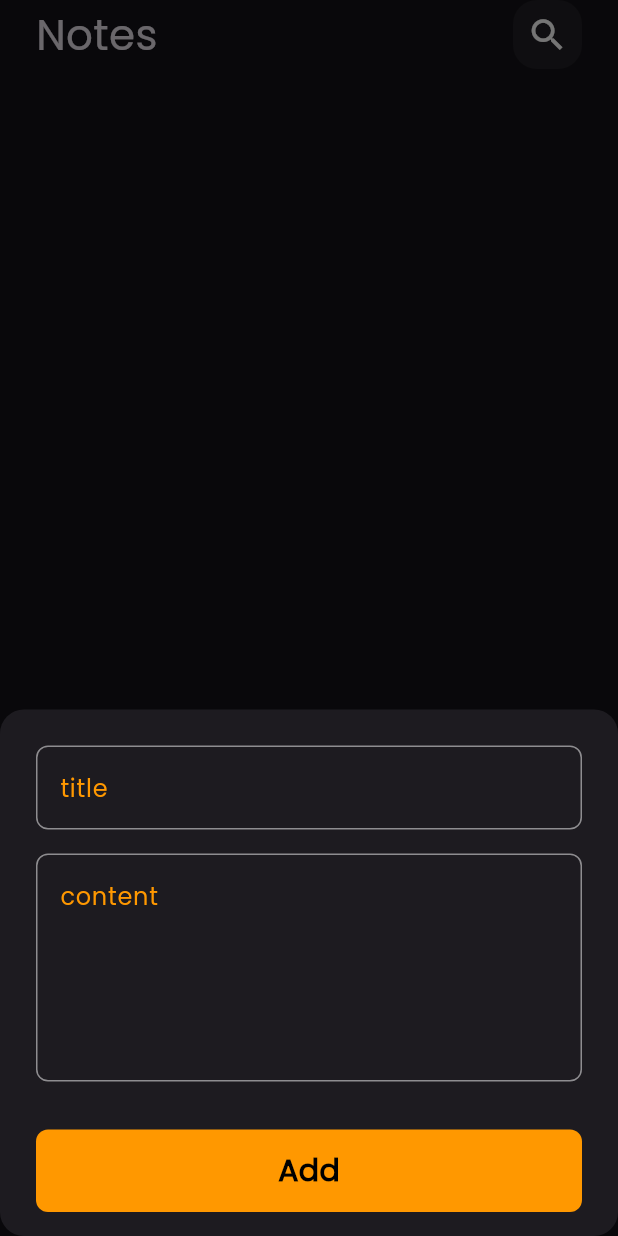
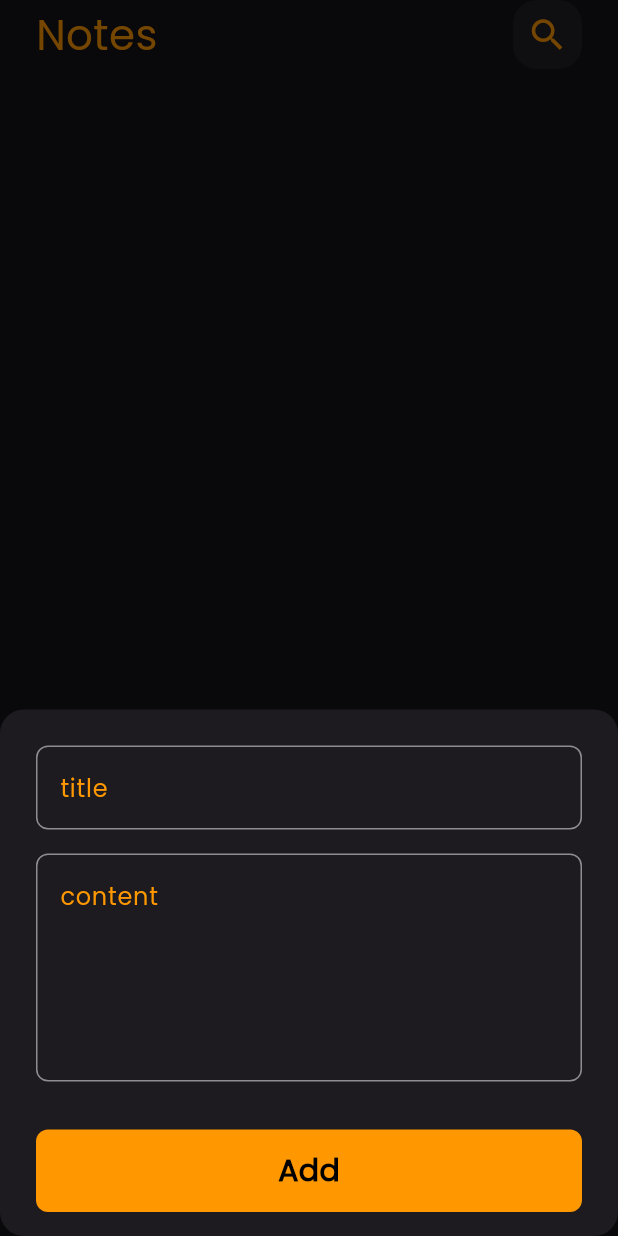
Before and after one commit to ahmedhussien12/notes_app, a Flutter app: the screen it shows after launch, after a tap on the "add" icon, on a phone screen of 412 x 824 dp. Run offline on Flutter 3.47's test engine with Material 3 defaults, Android fonts, the phone set to English and light mode, and no system bars; our stand-ins replace bloc, flutter_bloc, font_awesome_flutter, hive, hive_flutter; accounts and stored records are empty; generated files the repository leaves out were written again.

Commit message:
refresh notes list and rename all my files to explain my code

```diff
--- a/lib/cubits/read_notes_cubit/read_notes_cubit.dart
+++ b/lib/cubits/read_notes_cubit/read_notes_cubit.dart
@@ -9,14 +9,12 @@ part 'read_notes_state.dart';
 
 class ReadNotesCubit extends Cubit<ReadNotesState> {
   ReadNotesCubit() : super(ReadNotesInitial());
-List<NoteModel>? notes;
+  List<NoteModel>? notes;
+
   fetchAllNotes() {
     var notesBox = Hive.box<NoteModel>(kNotesBox);
 
-       notes = notesBox.values.toList(); // List<NoteModel>
-      //emit(ReadNotesSuccess(notes!));
-
-
-
+    notes = notesBox.values.toList(); // List<NoteModel>
+    emit(ReadNotesSuccess());
   }
 }
--- a/lib/cubits/read_notes_cubit/read_notes_state.dart
+++ b/lib/cubits/read_notes_cubit/read_notes_state.dart
@@ -4,3 +4,6 @@ part of 'read_notes_cubit.dart';
 sealed class ReadNotesState {}
 
 final class ReadNotesInitial extends ReadNotesState {}
+final class ReadNotesSuccess extends ReadNotesState {
+
+}
--- a/lib/main.dart
+++ b/lib/main.dart
@@ -2,6 +2,7 @@ import 'package:flutter/material.dart';
 import 'package:flutter_bloc/flutter_bloc.dart';
 import 'package:hive_flutter/hive_flutter.dart';
 import 'package:note_app/constants/constants.dart';
+import 'package:note_app/cubits/read_notes_cubit/read_notes_cubit.dart';
 import 'package:note_app/model/note_model.dart';
 import 'package:note_app/views/edit_note_view.dart';
 
@@ -23,7 +24,9 @@ class NotesApp extends StatelessWidget {
   // This widget is the root of your application.
   @override
   Widget build(BuildContext context) {
-    return MaterialApp(
+    return BlocProvider(
+      create: (context) => ReadNotesCubit(),
+      child: MaterialApp(
         title: 'Flutter Demo',
         debugShowCheckedModeBanner: false,
         theme: ThemeData(
@@ -36,6 +39,7 @@ class NotesApp extends StatelessWidget {
           EditNoteView.id: (context) => const EditNoteView(),
         },
         initialRoute: NotesView.id,
+      ),
     );
   }
 }
--- a/lib/views/notes_view.dart
+++ b/lib/views/notes_view.dart
@@ -2,7 +2,7 @@ import 'package:flutter/material.dart';
 import 'package:flutter_bloc/flutter_bloc.dart';
 import 'package:note_app/cubits/read_notes_cubit/read_notes_cubit.dart';
 
-import '../widgets/add_new_note.dart';
+import '../widgets/add_new_note_bottom_sheet.dart';
 import '../widgets/notes_view_body.dart';
 
 class NotesView extends StatelessWidget {
@@ -12,15 +12,9 @@ class NotesView extends StatelessWidget {
 
   @override
   Widget build(BuildContext context) {
-    return BlocProvider(
-      // hena bs m3loma hal hyfr2 lw 3mlt create hena aw
-      // aw 3la el material app f el 7ala d msh hyfr2
-      // 3shan el el notes view m3aia w sh8ala tol ma ana fat7
-      // el app w msh htmoot l2nha hya el app asln
-      create: (context) => ReadNotesCubit(),
-      child: Scaffold(
+    return Scaffold(
       floatingActionButton: FloatingActionButton(
-          backgroundColor: Colors.white,
+        backgroundColor: Colors.orange,
         onPressed: () {
           showModalBottomSheet(
             isScrollControlled: true,
@@ -36,7 +30,6 @@ class NotesView extends StatelessWidget {
         child: const Icon(Icons.add, color: Colors.black),
       ),
       body: const NotesViewBody(),
-      ),
     );
   }
 }
--- a/lib/widgets/add_new_note.dart
+++ b/lib/widgets/add_new_note_bottom_sheet.dart
@@ -4,6 +4,7 @@ import 'package:flutter/material.dart';
 import 'package:flutter_bloc/flutter_bloc.dart';
 
 import '../cubits/add_note_cubit/add_note_cubit.dart';
+import '../cubits/read_notes_cubit/read_notes_cubit.dart';
 import 'add_note_form.dart';
 
 class AddNewNoteBottomSheet extends StatelessWidget {
@@ -18,6 +19,7 @@ class AddNewNoteBottomSheet extends StatelessWidget {
           if (state is AddNoteFailure) {
             log('failed ${state.errorMessage}');
           } else if (state is AddNoteSuccess) {
+            BlocProvider.of<ReadNotesCubit>(context).fetchAllNotes();
             Navigator.pop(context);
           }
         },
--- a/lib/widgets/custom_app_bar.dart
+++ b/lib/widgets/custom_app_bar.dart
@@ -14,7 +14,7 @@ class CustomAppBar extends StatelessWidget {
       children: [
         Text(
           title,
-          style: const TextStyle(fontSize: 28),
+          style: const TextStyle(fontSize: 28,color: Colors.orange),
         ),
         const Spacer(),
         CustomSearch(
--- a/lib/widgets/custom_search.dart
+++ b/lib/widgets/custom_search.dart
@@ -19,7 +19,7 @@ class CustomSearch extends StatelessWidget {
         icon: Icon(
           icon,
           size: 28,
-          color: Colors.white,
+          color: Colors.orange,
         ),
       ),
     );
--- a/lib/widgets/item_note.dart
+++ b/lib/widgets/item_note.dart
@@ -1,6 +1,9 @@
 import 'package:flutter/material.dart';
+import 'package:flutter_bloc/flutter_bloc.dart';
 import 'package:font_awesome_flutter/font_awesome_flutter.dart';
 import 'package:note_app/model/note_model.dart';
+
+import '../cubits/read_notes_cubit/read_notes_cubit.dart';
 
 class ItemNote extends StatelessWidget {
   const ItemNote({super.key, required this.note});
@@ -44,6 +47,7 @@ class ItemNote extends StatelessWidget {
               trailing: IconButton(
                 onPressed: () {
                   note.delete();
+                  BlocProvider.of<ReadNotesCubit>(context).fetchAllNotes();
                 },
                 icon: const Icon(
                   FontAwesomeIcons.trash,
```
Lines whose indentation alone changed are shown as unchanged.
